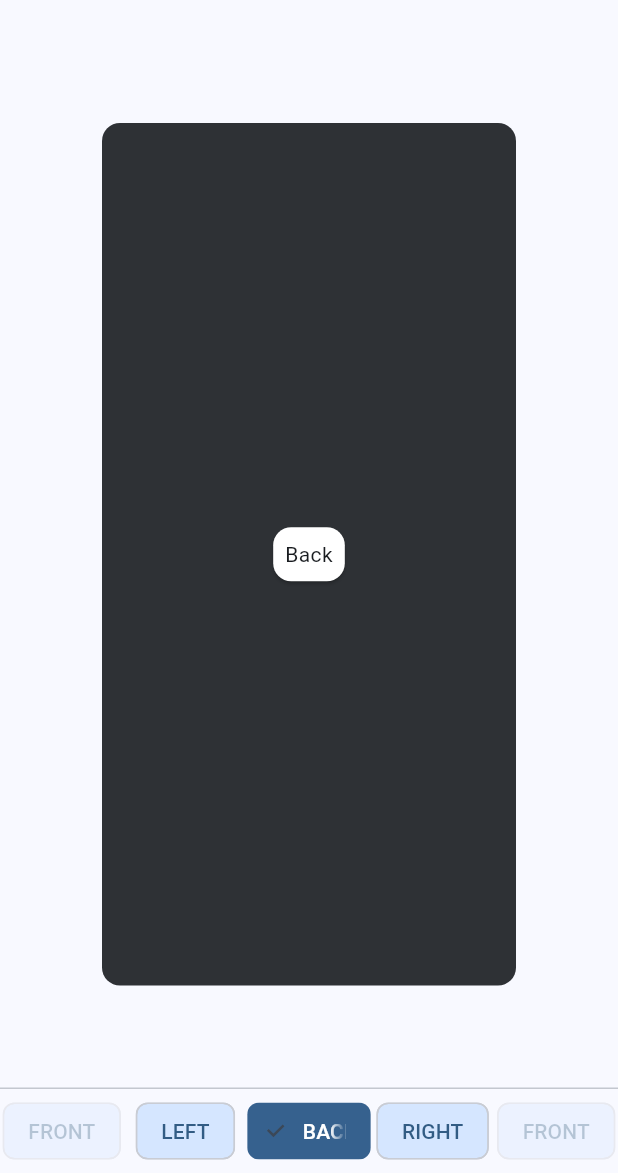
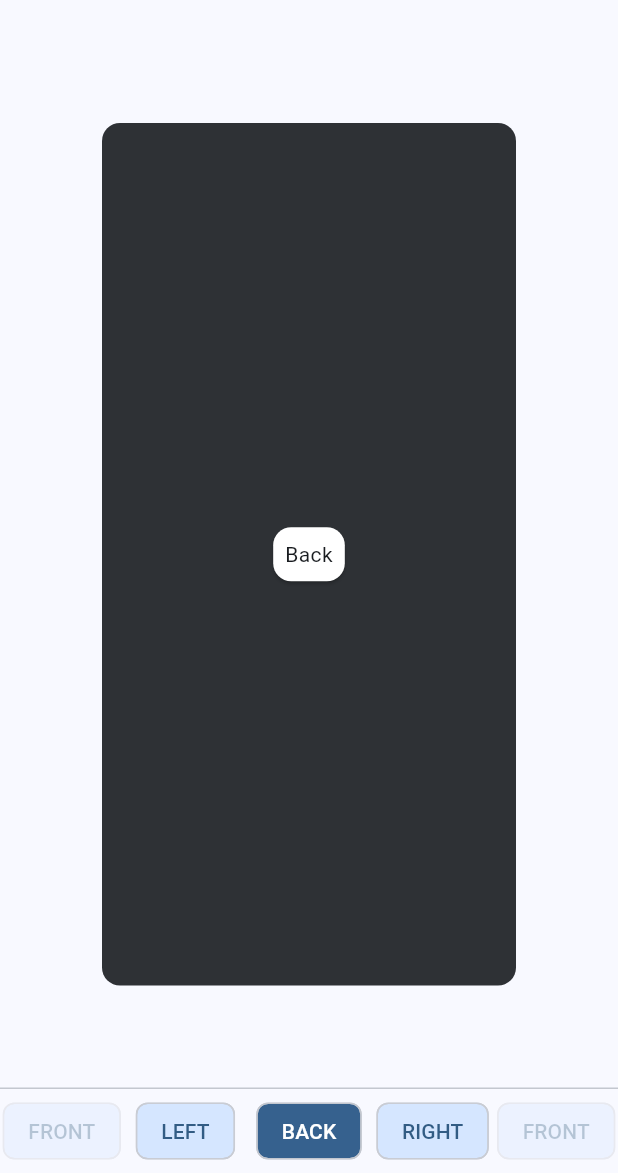
Before and after one commit to timcreatedit/rotation_stage, a Flutter app: the screen it shows after launch, after a tap on "BACK", on a phone screen of 412 x 824 dp, the part 63-1236 px from its top. Run offline on Flutter 3.47's test engine with Material 2 defaults, Android fonts, the phone set to English and light mode, and no system bars.

Commit message:
3.3 theme adjustments

```diff
--- a/lib/src/rotation_stage_bar.dart
+++ b/lib/src/rotation_stage_bar.dart
@@ -34,7 +34,8 @@ class RotationStageBar extends StatelessWidget {
           itemBuilder: (context, index) {
             final offset = (page - index).abs().clamp(0, visOffset) / visOffset;
             final opacity = lerpDouble(minHandleOpacity, 1, 1 - offset);
-            return Opacity(
+            return Center(
+              child: Opacity(
                 opacity: Curves.ease.transform(opacity!),
                 child: AnimatedOpacity(
                   duration: kThemeAnimationDuration,
@@ -45,6 +46,7 @@ class RotationStageBar extends StatelessWidget {
                     page,
                   ),
                 ),
+              ),
             );
           },
         ),
--- a/lib/src/rotation_stage_handle.dart
+++ b/lib/src/rotation_stage_handle.dart
@@ -30,7 +30,8 @@ class RotationStageHandle extends StatelessWidget {
     final colorScheme = Theme.of(context).colorScheme;
     final labels = RotationStageLabels.of(context);
     final name = labels.getForSide(side);
-    return ChoiceChip(
+    return RawChip(
+      showCheckmark: false,
       onSelected: (_) => onTap(),
       label: Text(
         name.toUpperCase(),
--- a/pubspec.yaml
+++ b/pubspec.yaml
@@ -1,6 +1,6 @@
 name: rotation_stage
 description: A four-sided stage for representing 3D objects with four widgets
-version: 0.0.8
+version: 0.1.0
 homepage: https://www.fyzo.de
 repository: https://github.com/fyzio/rotation_stage
 issue_tracker: https://github.com/fyzio/rotation_stage/issues
```
Also changed, not shown: example/pubspec.lock, 1 other file. Lines whose indentation alone changed are shown as unchanged.
